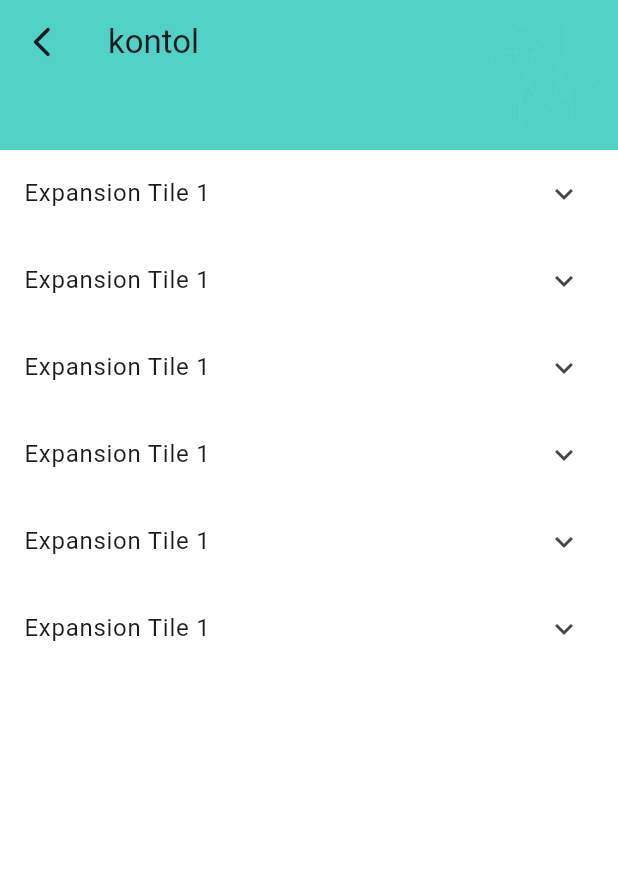
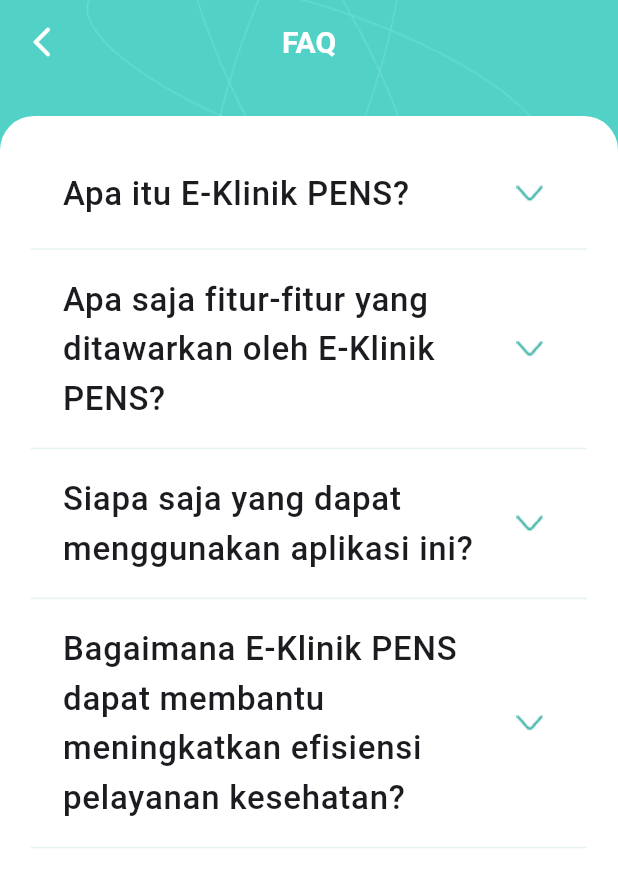
Before and after one commit to Ilhamroe/medical_record_mobile, a Flutter app: the FaqPage screen opened directly, on a phone screen of 412 x 824 dp. Shown: the top 887 px of the screen. Run offline on Flutter 3.47's test engine with Material 3 defaults, Android fonts, the light colour scheme and no system bars; our stand-ins replace camera, flutter_svg; project files that could hold a hidden picture were left out.

Commit message:
Faq fix n applogo

```diff
--- /dev/null
+++ b/lib/models/faq_lists.dart
@@ -0,0 +1,30 @@
+class FaqLists{
+  String title;
+  String description;
+
+  FaqLists({
+    required this.title,
+    required this.description
+  });
+}
+
+class FaqContents{
+  static List <FaqLists> faqLists=[
+    FaqLists(
+    title: "Apa itu E-Klinik PENS?",
+    description: "E-Klinik PENS adalah platform digital yang disediakan oleh Politeknik Elektronika Negeri Surabaya (PENS) yang mana memungkinkan akses layanan kesehatan secara online. Melalui E-Klinik PENS, para pasien dapat dengan mudah mengakses rekam medis dan jadwal dokter tanpa harus datang langsung ke klinik  secara fisik."
+  ),
+    FaqLists(
+      title: "Apa saja fitur-fitur yang ditawarkan oleh E-Klinik PENS?",
+      description: "1. Informasi Dokter : Memungkinakn pasien untuk mengetahui deskripsi singkat tentang dokter tersebut\n2. Jadwal Dokter : Berisi informasi untuk memudahkan pasien mengetahui dokter yang jaga di hari tersebut tanpa datang ke klinik dulu\n3. Riwayat Rekam Medis: Memungkinkan pasien untuk mengakses dan mendownload riwayat medis mereka secara online, didalamnya berisi tanggal kunjungan, gejala dan diagnosis, serta saran dan masukan\n4. Gejala dan Diagnosis : Gejala dan diagnosis dari dokter yang tercatat setelah pasien mengunjugi klinik\n5. Saran dan Masukan: Saran dan masukan dari dokter yang tercatat setelah pasien mengunjugi klinik."
+    ),
+    FaqLists(
+      title: "Siapa saja yang dapat menggunakan aplikasi ini?",
+      description: "Secara umum, E-Klinik PENS dapat digunakan oleh berbagai pihak baik dokter dan yang membutuhkan layanan kesehatan, termasuk para mahasiswa dan para staff kampus."
+    ),
+    FaqLists(
+      title: "Bagaimana E-Klinik PENS dapat membantu meningkatkan efisiensi pelayanan kesehatan?",
+      description: "1. Aksesibilitas: Memungkinkan pasien untuk mengakse secara online tanpa harus datang langsung ke klinik.\n2. Pengelolaan Riwayat Rekam Medis: Memudahkan pengelolaan riwayat rekam medis pasien secara digital, sehingga informasi medis dapat diakses dengan mudah oleh dokter dan pasien sendiri.\n3. Monitoring Data Pasien: Memungkinkan dokter untuk mengetahui data pasien dengan mudah dan mengidentifikasi gejala yang dialami pada tiap pasien yang berkunjung."
+    ),
+  ];
+}
--- a/lib/pages/faq_page.dart
+++ b/lib/pages/faq_page.dart
@@ -1,5 +1,9 @@
+import 'package:e_klinik_pens/models/faq_lists.dart';
 import 'package:e_klinik_pens/utils/color.dart';
+import 'package:e_klinik_pens/widgets/profiles/faq_tiles.dart';
+import 'package:e_klinik_pens/widgets/profiles/profile.dart';
 import 'package:flutter/material.dart';
+import 'package:flutter/widgets.dart';
 
 class FaqPage extends StatefulWidget {
   const FaqPage({super.key});
@@ -9,12 +13,23 @@ class FaqPage extends StatefulWidget {
 }
 
 class _FaqPageState extends State<FaqPage> {
+  List<FaqLists> faqLists= FaqContents.faqLists;
+  late List<bool> isExpandedList;
+
+  @override
+  void initState() {
+    super.initState();
+    isExpandedList= List.generate(
+      faqLists.length, (index) => false
+      );
+  }
+
   @override
   Widget build(BuildContext context) {
     return Scaffold(
       backgroundColor: pureWhite,
       body: CustomScrollView(
-        physics: BouncingScrollPhysics(),
+        physics: const BouncingScrollPhysics(),
         slivers: [
           SliverAppBar(
             backgroundColor: themeLight,
@@ -22,144 +37,51 @@ class _FaqPageState extends State<FaqPage> {
               onPressed: () {
                 Navigator.pop(context);
               },
-              icon: Icon(Icons.arrow_back_ios_new_rounded)
+              icon: Icon(Icons.arrow_back_ios_new_rounded, color: pureWhite,)
               ),
-            title: Text("kontol"),
+            title: Text("FAQ", style: TextStyle(
+              fontWeight: FontWeight.bold, fontSize: 20, color: pureWhite
+            ),
+          ),
+            centerTitle: true,
             expandedHeight: 100,
             flexibleSpace: FlexibleSpaceBar(
-              background: Align(
-                alignment: Alignment.topRight,
-                child: Image.asset(
-                  "assets/images/atom.png",
-                ),
+              background: Image.asset(
+                "assets/images/atom.png",
+                fit: BoxFit.cover,
               ),
             ),
+            bottom: PreferredSize(
+              preferredSize: const Size.fromHeight(0.0),
+              child: Container(
+                height: MediaQuery.of(context).size.height * 0.0275,
+                alignment: Alignment.center,
+                decoration: const BoxDecoration(
+                  color: pureWhite,
+                  borderRadius: BorderRadius.only(
+                    topLeft: Radius.circular(32),
+                    topRight: Radius.circular(32)
+                  )
+                ),
+              )
+            ),
           ),
-          SliverToBoxAdapter(
-            child:
-             ExpansionTile(
-              title: Text('Expansion Tile 1'),
-              children: <Widget>[
-                ListTile(
-                  title: Text('Item 1'),
-                  onTap: () {
-                    // Do something
-                  },
-                ),
-                ListTile(
-                  title: Text('Item 2'),
-                  onTap: () {
-                    // Do something
-                  },
-                ),
-              ],
-            ),
-
-          ),
-           SliverToBoxAdapter(
-            child:
-             ExpansionTile(
-              title: Text('Expansion Tile 1'),
-              children: <Widget>[
-                ListTile(
-                  title: Text('Item 1'),
-                  onTap: () {
-                    // Do something
-                  },
-                ),
-                ListTile(
-                  title: Text('Item 2'),
-                  onTap: () {
-                    // Do something
-                  },
-                ),
-              ],
-            ),
-
-          ),
-           SliverToBoxAdapter(
-            child:
-             ExpansionTile(
-              title: Text('Expansion Tile 1'),
-              children: <Widget>[
-                ListTile(
-                  title: Text('Item 1'),
-                  onTap: () {
-                    // Do something
-                  },
-                ),
-                ListTile(
-                  title: Text('Item 2'),
-                  onTap: () {
-                    // Do something
-                  },
-                ),
-              ],
-            ),
-
-          ),
-                    SliverToBoxAdapter(
-            child:
-             ExpansionTile(
-              title: Text('Expansion Tile 1'),
-              children: <Widget>[
-                ListTile(
-                  title: Text('Item 1'),
-                  onTap: () {
-                    // Do something
-                  },
-                ),
-                ListTile(
-                  title: Text('Item 2'),
-                  onTap: () {
-                    // Do something
-                  },
-                ),
-              ],
-            ),
-
-          ),
-           SliverToBoxAdapter(
-            child:
-             ExpansionTile(
-              title: Text('Expansion Tile 1'),
-              children: <Widget>[
-                ListTile(
-                  title: Text('Item 1'),
-                  onTap: () {
-                    // Do something
-                  },
-                ),
-                ListTile(
-                  title: Text('Item 2'),
-                  onTap: () {
-                    // Do something
-                  },
-                ),
-              ],
-            ),
-
-          ),
-           SliverToBoxAdapter(
-            child:
-             ExpansionTile(
-              title: Text('Expansion Tile 1'),
-              children: <Widget>[
-                ListTile(
-                  title: Text('Item 1'),
-                  onTap: () {
-                    // Do something
-                  },
-                ),
-                ListTile(
-                  title: Text('Item 2'),
-                  onTap: () {
-                    // Do something
-                  },
-                ),
-              ],
-            ),
-
+          SliverList(
+            delegate: SliverChildListDelegate(
+              faqLists.asMap().entries.map((entry) {
+                final index= entry.key;
+                final faqList= entry.value;
+                return Column(
+                  children:[
+                    FaqTiles(
+                      faqLists: faqList,
+                      isExpanded: isExpandedList[index],
+                    ),
+                    customDivider(context),
+                  ],
+                );
+              }).toList(),
+            )
           ),
         ],
       ),
--- /dev/null
+++ b/lib/widgets/profiles/faq_tiles.dart
@@ -0,0 +1,65 @@
+import 'package:e_klinik_pens/models/faq_lists.dart';
+import 'package:e_klinik_pens/utils/color.dart';
+import 'package:flutter/material.dart';
+import 'dart:math';
+
+class FaqTiles extends StatefulWidget {
+    final FaqLists faqLists;
+    bool isExpanded;
+
+   FaqTiles({
+    super.key,
+    required this.faqLists,
+    required this.isExpanded,
+    });
+
+  @override
+  State<FaqTiles> createState() => _FaqTilesState();
+}
+
+class _FaqTilesState extends State<FaqTiles> {
+
+  @override
+  Widget build(BuildContext context) {
+    return Padding(
+      padding: EdgeInsets.symmetric(horizontal: MediaQuery.of(context).size.width * 0.0625),
+      child: ExpansionTile(
+              title: Text(
+              widget.faqLists.title,
+              style: TextStyle(
+                fontSize: 22,
+                fontWeight: FontWeight.w500
+              ),
+            ),
+              trailing: Transform.rotate(
+                angle: widget.isExpanded ? 3.14159 : 0,
+                child: Image.asset(
+                  "assets/images/downarrow.png"
+                ),
+              ),
+              shape: Border.all(color: Colors.transparent),
+              collapsedIconColor: themeDark,
+              iconColor: themeDark,
+              initiallyExpanded: widget.isExpanded,
+              children: <Widget>[
+                ListTile(
+                  title: Padding(
+                    padding: EdgeInsets.only(bottom: 20),
+                    child: Text(
+                    widget.faqLists.description,
+                    style: TextStyle(
+                      color: textColor
+                    ),
+                    ),
+                  ),
+                ),
+              ],
+              onExpansionChanged: (expanded) {
+                setState(() {
+                  widget.isExpanded= expanded;
+                });
+              },
+              ),
+    );
+  }
+}
```
Also changed, not shown: assets/images/downarrow.png (added), 6 other files.
